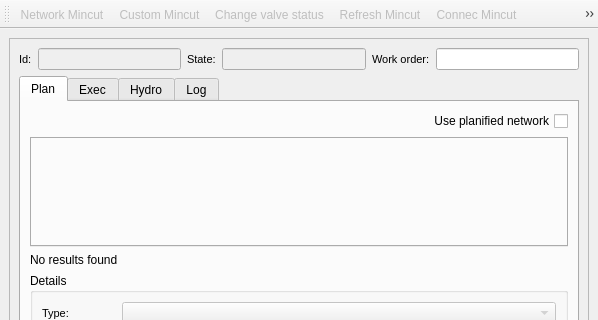
The window that core/ui/toolbars/om/mincut.ui (Giswater/giswater_qgis_plugin) describes before a commit, drawn with Qt 5; both pictures show x 0 to 598 and y 0 to 320 of the 598 by 768 pixel window.
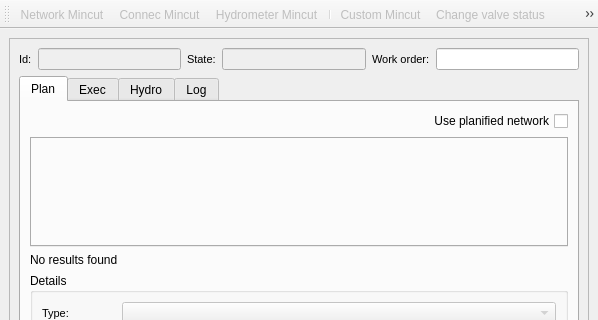
The same window after the commit. Icons and pictures are not drawn.

Commit message: refactor(mincut,ui): buttons redistribution design

Patch:
```diff
--- a/core/ui/toolbars/om/mincut.ui
+++ b/core/ui/toolbars/om/mincut.ui
@@ -993,11 +993,12 @@
     <bool>false</bool>
    </attribute>
    <addaction name="actionMincut"/>
+   <addaction name="actionAddConnec"/>
+   <addaction name="actionAddHydrometer"/>
+   <addaction name="separator"/>
    <addaction name="actionCustomMincut"/>
    <addaction name="actionChangeValveStatus"/>
    <addaction name="actionRefreshMincut"/>
-   <addaction name="actionAddConnec"/>
-   <addaction name="actionAddHydrometer"/>
    <addaction name="actionComposer"/>
    <addaction name="actionExportHydroCsv"/>
   </widget>
```
The commit also changes 1 other file.
